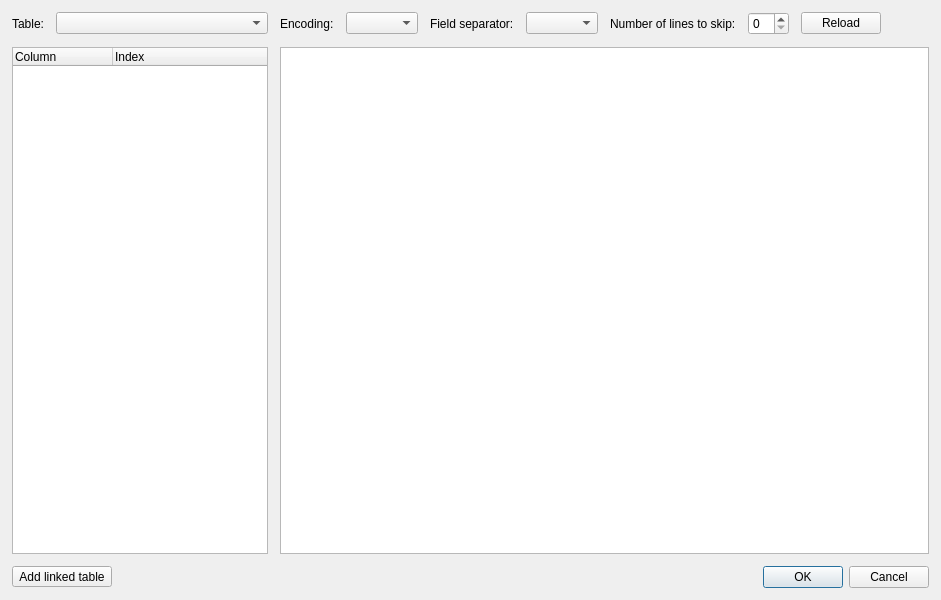
Qt form ui/import_csv_dialogue.ui (szchkt/leaklog) before a commit.
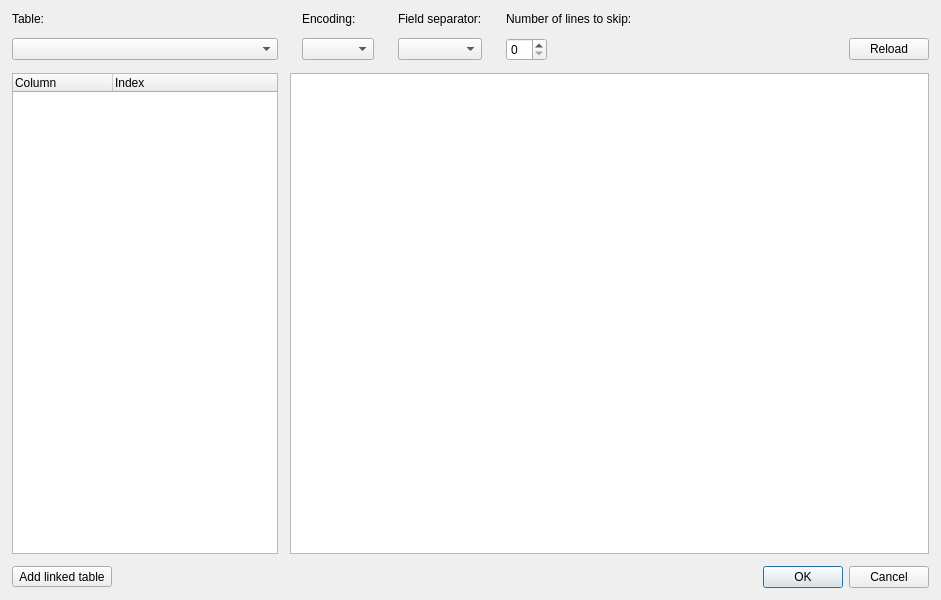
The same form after that commit. Icons and pictures are not drawn.

Commit message: modified ImportCsvDialogueLayout, added csv import to assembly_record_item_types

What changed in the file:
```diff
--- a/ui/import_csv_dialogue.ui
+++ b/ui/import_csv_dialogue.ui
@@ -25,62 +25,16 @@
    <property name="spacing">
     <number>12</number>
    </property>
-   <item row="0" column="2">
-    <widget class="QLabel" name="lbl_encoding">
-     <property name="sizePolicy">
-      <sizepolicy hsizetype="Maximum" vsizetype="Preferred">
-       <horstretch>0</horstretch>
-       <verstretch>0</verstretch>
-      </sizepolicy>
-     </property>
-     <property name="text">
-      <string>Encoding:</string>
-     </property>
-    </widget>
-   </item>
-   <item row="0" column="3" colspan="2">
+   <item row="1" column="3" colspan="2">
     <widget class="QComboBox" name="cb_encoding"/>
    </item>
-   <item row="0" column="5">
-    <widget class="QLabel" name="lbl_separator">
-     <property name="sizePolicy">
-      <sizepolicy hsizetype="Maximum" vsizetype="Preferred">
-       <horstretch>0</horstretch>
-       <verstretch>0</verstretch>
-      </sizepolicy>
-     </property>
-     <property name="text">
-      <string>Field separator:</string>
-     </property>
-    </widget>
-   </item>
-   <item row="0" column="6">
+   <item row="1" column="6">
     <widget class="QComboBox" name="cb_separator"/>
    </item>
-   <item row="0" column="7">
-    <widget class="QLabel" name="lbl_skip_lines">
-     <property name="sizePolicy">
-      <sizepolicy hsizetype="Maximum" vsizetype="Preferred">
-       <horstretch>0</horstretch>
-       <verstretch>0</verstretch>
-      </sizepolicy>
-     </property>
-     <property name="text">
-      <string>Number of lines to skip:</string>
-     </property>
-    </widget>
-   </item>
-   <item row="0" column="8">
+   <item row="1" column="8">
     <widget class="QSpinBox" name="spb_skip_lines"/>
    </item>
-   <item row="0" column="9">
-    <widget class="QPushButton" name="btn_reload">
-     <property name="text">
-      <string>Reload</string>
-     </property>
-    </widget>
-   </item>
-   <item row="0" column="10">
+   <item row="1" column="10">
     <spacer name="horizontalSpacer_2">
      <property name="orientation">
       <enum>Qt::Horizontal</enum>
@@ -93,7 +47,7 @@
      </property>
     </spacer>
    </item>
-   <item row="1" column="0" colspan="2">
+   <item row="2" column="1">
     <widget class="QTreeWidget" name="trw_columns">
      <property name="editTriggers">
       <set>QAbstractItemView::NoEditTriggers</set>
@@ -116,14 +70,14 @@
      </column>
     </widget>
    </item>
-   <item row="1" column="2" colspan="10">
+   <item row="2" column="2" colspan="10">
     <widget class="QTableWidget" name="tw_content">
      <property name="editTriggers">
       <set>QAbstractItemView::NoEditTriggers</set>
      </property>
     </widget>
    </item>
-   <item row="2" column="3" colspan="9">
+   <item row="3" column="3" colspan="9">
     <widget class="QDialogButtonBox" name="id_bb">
      <property name="orientation">
       <enum>Qt::Horizontal</enum>
@@ -133,29 +87,75 @@
      </property>
     </widget>
    </item>
-   <item row="0" column="0">
-    <widget class="QLabel" name="lbl_table">
-     <property name="sizePolicy">
-      <sizepolicy hsizetype="Maximum" vsizetype="Preferred">
-       <horstretch>0</horstretch>
-       <verstretch>0</verstretch>
-      </sizepolicy>
-     </property>
-     <property name="text">
-      <string>Table:</string>
-     </property>
-    </widget>
-   </item>
-   <item row="0" column="1">
+   <item row="1" column="1">
     <widget class="QComboBox" name="cb_table"/>
    </item>
-   <item row="2" column="0" colspan="2">
+   <item row="3" column="1">
     <widget class="QToolButton" name="add_linked_table_btn">
      <property name="text">
       <string>Add linked table</string>
      </property>
     </widget>
    </item>
+   <item row="0" column="1">
+    <widget class="QLabel" name="lbl_table">
+     <property name="sizePolicy">
+      <sizepolicy hsizetype="Maximum" vsizetype="Preferred">
+       <horstretch>0</horstretch>
+       <verstretch>0</verstretch>
+      </sizepolicy>
+     </property>
+     <property name="text">
+      <string>Table:</string>
+     </property>
+    </widget>
+   </item>
+   <item row="0" column="3">
+    <widget class="QLabel" name="lbl_encoding">
+     <property name="sizePolicy">
+      <sizepolicy hsizetype="Maximum" vsizetype="Preferred">
+       <horstretch>0</horstretch>
+       <verstretch>0</verstretch>
+      </sizepolicy>
+     </property>
+     <property name="text">
+      <string>Encoding:</string>
+     </property>
+    </widget>
+   </item>
+   <item row="0" column="6">
+    <widget class="QLabel" name="lbl_separator">
+     <property name="sizePolicy">
+      <sizepolicy hsizetype="Maximum" vsizetype="Preferred">
+       <horstretch>0</horstretch>
+       <verstretch>0</verstretch>
+      </sizepolicy>
+     </property>
+     <property name="text">
+      <string>Field separator:</string>
+     </property>
+    </widget>
+   </item>
+   <item row="0" column="8" colspan="3">
+    <widget class="QLabel" name="lbl_skip_lines">
+     <property name="sizePolicy">
+      <sizepolicy hsizetype="Maximum" vsizetype="Preferred">
+       <horstretch>0</horstretch>
+       <verstretch>0</verstretch>
+      </sizepolicy>
+     </property>
+     <property name="text">
+      <string>Number of lines to skip:</string>
+     </property>
+    </widget>
+   </item>
+   <item row="1" column="11">
+    <widget class="QPushButton" name="btn_reload">
+     <property name="text">
+      <string>Reload</string>
+     </property>
+    </widget>
+   </item>
   </layout>
  </widget>
  <layoutdefault spacing="6" margin="6"/>
```
The commit also changes 1 other file.
